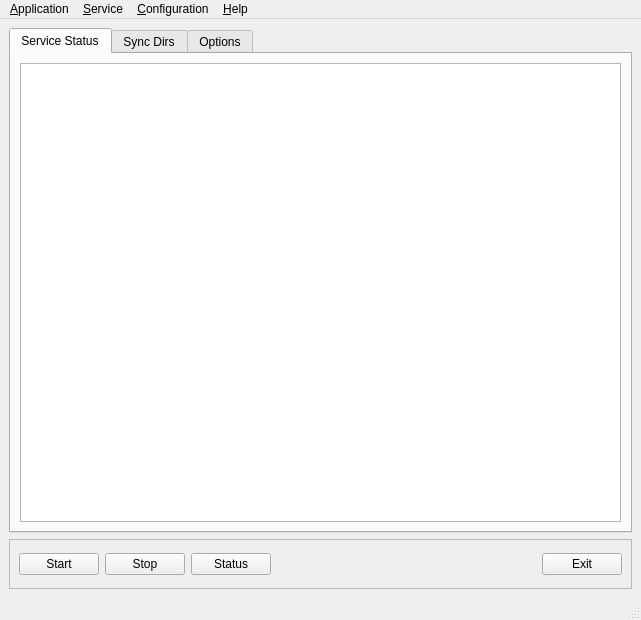
The window that qt/wlayout.ui (avsokol/yandish-code) describes before a commit, drawn with Qt 5.
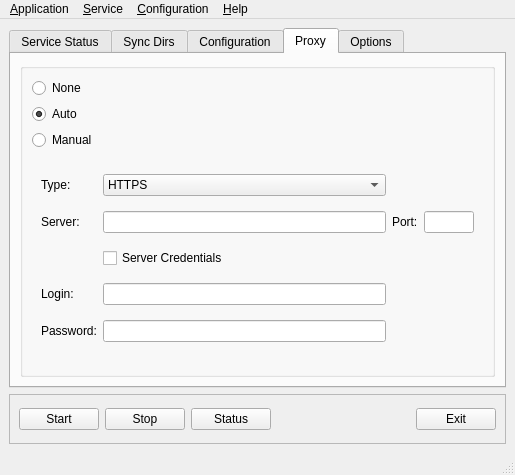
The same window after the commit. The open tabs and pages were chosen to show the change. Icons and pictures are not drawn.

Commit message:
added proxy configuration
	modified:   qt/wlayout.py
	modified:   qt/wlayout.ui

The edit to the form file:
```diff
--- a/qt/wlayout.ui
+++ b/qt/wlayout.ui
@@ -6,10 +6,22 @@
    <rect>
     <x>0</x>
     <y>0</y>
-    <width>641</width>
-    <height>620</height>
+    <width>515</width>
+    <height>475</height>
    </rect>
   </property>
+  <property name="minimumSize">
+   <size>
+    <width>515</width>
+    <height>475</height>
+   </size>
+  </property>
+  <property name="maximumSize">
+   <size>
+    <width>515</width>
+    <height>475</height>
+   </size>
+  </property>
   <property name="windowTitle">
    <string>Yandex Disk Service Helper</string>
   </property>
@@ -61,10 +73,10 @@
       <widget class="QWidget" name="tab_3">
        <attribute name="icon">
         <iconset>
-         <normaloff>../ico/tab_opts.png</normaloff>../ico/tab_opts.png</iconset>
+         <normaloff>../ico/tab_conf.png</normaloff>../ico/tab_conf.png</iconset>
        </attribute>
        <attribute name="title">
-        <string>Options</string>
+        <string>Configuration</string>
        </attribute>
        <layout class="QVBoxLayout" name="verticalLayout_3">
         <item>
@@ -194,13 +206,214 @@
           </layout>
          </widget>
         </item>
+       </layout>
+      </widget>
+      <widget class="QWidget" name="tab_4">
+       <attribute name="icon">
+        <iconset>
+         <normaloff>../ico/tab_proxy.png</normaloff>../ico/tab_proxy.png</iconset>
+       </attribute>
+       <attribute name="title">
+        <string>Proxy</string>
+       </attribute>
+       <layout class="QVBoxLayout" name="verticalLayout_4">
         <item>
          <widget class="QGroupBox" name="groupBox_5">
           <property name="title">
-           <string>Application Options</string>
+           <string/>
           </property>
-          <layout class="QHBoxLayout" name="horizontalLayout_5">
+          <layout class="QVBoxLayout" name="verticalLayout_5">
            <item>
+            <widget class="QRadioButton" name="proxyNone">
+             <property name="text">
+              <string>None</string>
+             </property>
+            </widget>
+           </item>
+           <item>
+            <widget class="QRadioButton" name="proxyAuto">
+             <property name="text">
+              <string>Auto</string>
+             </property>
+             <property name="checked">
+              <bool>true</bool>
+             </property>
+            </widget>
+           </item>
+           <item>
+            <widget class="QRadioButton" name="proxyManual">
+             <property name="text">
+              <string>Manual</string>
+             </property>
+            </widget>
+           </item>
+           <item>
+            <widget class="QWidget" name="proxyManualWidget" native="true">
+             <property name="enabled">
+              <bool>true</bool>
+             </property>
+             <layout class="QGridLayout" name="gridLayout">
+              <item row="4" column="2">
+               <widget class="QLineEdit" name="srvLogin">
+                <property name="enabled">
+                 <bool>true</bool>
+                </property>
+                <property name="toolTip">
+                 <string>Proxy server login</string>
+                </property>
+                <property name="statusTip">
+                 <string>Proxy server login</string>
+                </property>
+               </widget>
+              </item>
+              <item row="0" column="0">
+               <widget class="QLabel" name="proxyTypeLabel">
+                <property name="text">
+                 <string>Type:</string>
+                </property>
+               </widget>
+              </item>
+              <item row="0" column="2">
+               <widget class="QComboBox" name="proxyType">
+                <property name="toolTip">
+                 <string>Proxy type</string>
+                </property>
+                <property name="statusTip">
+                 <string>Choose proxy type</string>
+                </property>
+                <item>
+                 <property name="text">
+                  <string>HTTPS</string>
+                 </property>
+                </item>
+                <item>
+                 <property name="text">
+                  <string>SOCKS4</string>
+                 </property>
+                </item>
+                <item>
+                 <property name="text">
+                  <string>SOCKS5</string>
+                 </property>
+                </item>
+               </widget>
+              </item>
+              <item row="2" column="3">
+               <widget class="QLabel" name="portLabel">
+                <property name="text">
+                 <string>Port:</string>
+                </property>
+               </widget>
+              </item>
+              <item row="4" column="0">
+               <widget class="QLabel" name="srvLoginLabel">
+                <property name="text">
+                 <string>Login:</string>
+                </property>
+               </widget>
+              </item>
+              <item row="2" column="0">
+               <widget class="QLabel" name="srvLabel">
+                <property name="text">
+                 <string>Server:</string>
+                </property>
+               </widget>
+              </item>
+              <item row="2" column="2">
+               <widget class="QLineEdit" name="srvName">
+                <property name="toolTip">
+                 <string>Proxy server</string>
+                </property>
+                <property name="statusTip">
+                 <string>Proxy server hostname or IP address</string>
+                </property>
+               </widget>
+              </item>
+              <item row="2" column="4">
+               <widget class="QLineEdit" name="portNumber">
+                <property name="minimumSize">
+                 <size>
+                  <width>50</width>
+                  <height>0</height>
+                 </size>
+                </property>
+                <property name="maximumSize">
+                 <size>
+                  <width>50</width>
+                  <height>16777215</height>
+                 </size>
+                </property>
+                <property name="toolTip">
+                 <string>Proxy port</string>
+                </property>
+                <property name="statusTip">
+                 <string>Proxy port</string>
+                </property>
+               </widget>
+              </item>
+              <item row="3" column="2">
+               <widget class="QCheckBox" name="srvPasswordReq">
+                <property name="toolTip">
+                 <string>Proxy server authorization</string>
+                </property>
+                <property name="statusTip">
+                 <string>Proxy server authorization</string>
+                </property>
+                <property name="text">
+                 <string>Server Credentials</string>
+                </property>
+               </widget>
+              </item>
+              <item row="5" column="0">
+               <widget class="QLabel" name="srvPasswordLabel">
+                <property name="text">
+                 <string>Password:</string>
+                </property>
+               </widget>
+              </item>
+              <item row="5" column="2">
+               <widget class="QLineEdit" name="srvPassword">
+                <property name="enabled">
+                 <bool>true</bool>
+                </property>
+                <property name="toolTip">
+                 <string>Proxy server password</string>
+                </property>
+                <property name="statusTip">
+                 <string>Proxy server password</string>
+                </property>
+                <property name="echoMode">
+                 <enum>QLineEdit::Password</enum>
+                </property>
+               </widget>
+              </item>
+             </layout>
+            </widget>
+           </item>
+          </layout>
+         </widget>
+        </item>
+       </layout>
+      </widget>
+      <widget class="QWidget" name="tab_5">
+       <attribute name="icon">
+        <iconset>
+         <normaloff>../ico/tab_opts.png</normaloff>../ico/tab_opts.png</iconset>
+       </attribute>
+       <attribute name="title">
+        <string>Options</string>
+       </attribute>
+       <layout class="QGridLayout" name="gridLayout_2">
+        <item row="0" column="0">
+         <widget class="QGroupBox" name="groupBox_6">
+          <property name="title">
+           <string/>
+          </property>
+          <layout class="QFormLayout" name="formLayout">
+           <property name="fieldGrowthPolicy">
+            <enum>QFormLayout::AllNonFixedFieldsGrow</enum>
+           </property>
+           <item row="0" column="0">
             <widget class="QCheckBox" name="checkBox_1">
              <property name="toolTip">
               <string>Start Application Hidden in a System Tray</string>
@@ -213,7 +426,7 @@
              </property>
             </widget>
            </item>
-           <item>
+           <item row="0" column="1">
             <widget class="QCheckBox" name="checkBox_2">
              <property name="toolTip">
               <string>Remove Application From TaskBar when minimized</string>
@@ -226,7 +439,7 @@
              </property>
             </widget>
            </item>
-           <item>
+           <item row="1" column="0">
             <widget class="QLabel" name="l_refresh_1">
              <property name="sizePolicy">
               <sizepolicy hsizetype="Fixed" vsizetype="Preferred">
@@ -235,11 +448,11 @@
               </sizepolicy>
              </property>
              <property name="text">
-              <string>Status autorefresh</string>
+              <string>Status autorefresh in sec</string>
              </property>
             </widget>
            </item>
-           <item>
+           <item row="1" column="1">
             <widget class="QSpinBox" name="refreshTimeout">
              <property name="sizePolicy">
               <sizepolicy hsizetype="Fixed" vsizetype="Fixed">
@@ -261,35 +474,9 @@
              </property>
             </widget>
            </item>
-           <item>
-            <widget class="QLabel" name="l_refresh_2">
-             <property name="sizePolicy">
-              <sizepolicy hsizetype="Fixed" vsizetype="Preferred">
-               <horstretch>0</horstretch>
-               <verstretch>0</verstretch>
-              </sizepolicy>
-             </property>
-             <property name="text">
-              <string>sec</string>
-             </property>
-            </widget>
-           </item>
           </layout>
          </widget>
         </item>
-        <item>
-         <spacer name="spacerItem_1">
-          <property name="orientation">
-           <enum>Qt::Vertical</enum>
-          </property>
-          <property name="sizeHint" stdset="0">
-           <size>
-            <width>20</width>
-            <height>40</height>
-           </size>
-          </property>
-         </spacer>
-        </item>
        </layout>
       </widget>
      </widget>
@@ -415,7 +602,7 @@
     <rect>
      <x>0</x>
      <y>0</y>
-     <width>641</width>
+     <width>515</width>
      <height>27</height>
     </rect>
    </property>
```
The commit also changes 1 other file.
